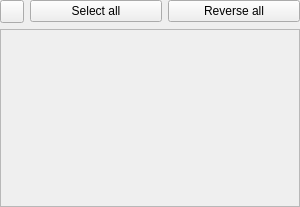
The window that DeviceList.ui (DLdota/OpenRGBEffectsPlugin) describes before a commit, drawn with Qt 5.
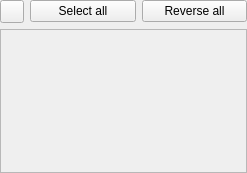
The same window after the commit.

Commit message: Fix device list not rendering correctly

Diff of the .ui file:
```diff
--- a/DeviceList.ui
+++ b/DeviceList.ui
@@ -6,8 +6,8 @@
    <rect>
     <x>0</x>
     <y>0</y>
-    <width>300</width>
-    <height>207</height>
+    <width>247</width>
+    <height>173</height>
    </rect>
   </property>
   <property name="sizePolicy">
@@ -18,13 +18,13 @@
   </property>
   <property name="minimumSize">
    <size>
-    <width>300</width>
+    <width>0</width>
     <height>0</height>
    </size>
   </property>
   <property name="maximumSize">
    <size>
-    <width>300</width>
+    <width>16777215</width>
     <height>16777215</height>
    </size>
   </property>
@@ -85,6 +85,9 @@
        <verstretch>0</verstretch>
       </sizepolicy>
      </property>
+     <property name="sizeAdjustPolicy">
+      <enum>QAbstractScrollArea::AdjustToContents</enum>
+     </property>
      <property name="widgetResizable">
       <bool>true</bool>
      </property>
```
Left out of the diff: 6 changed lines with no effect on the pictures. The commit also changes 4 other files.
